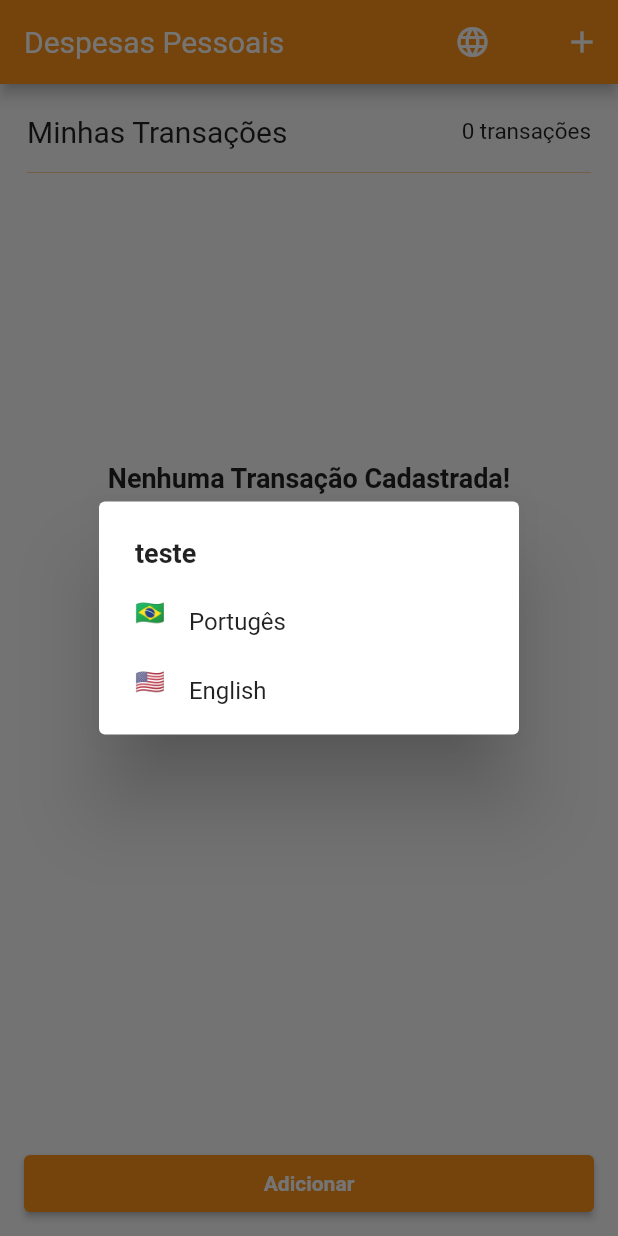
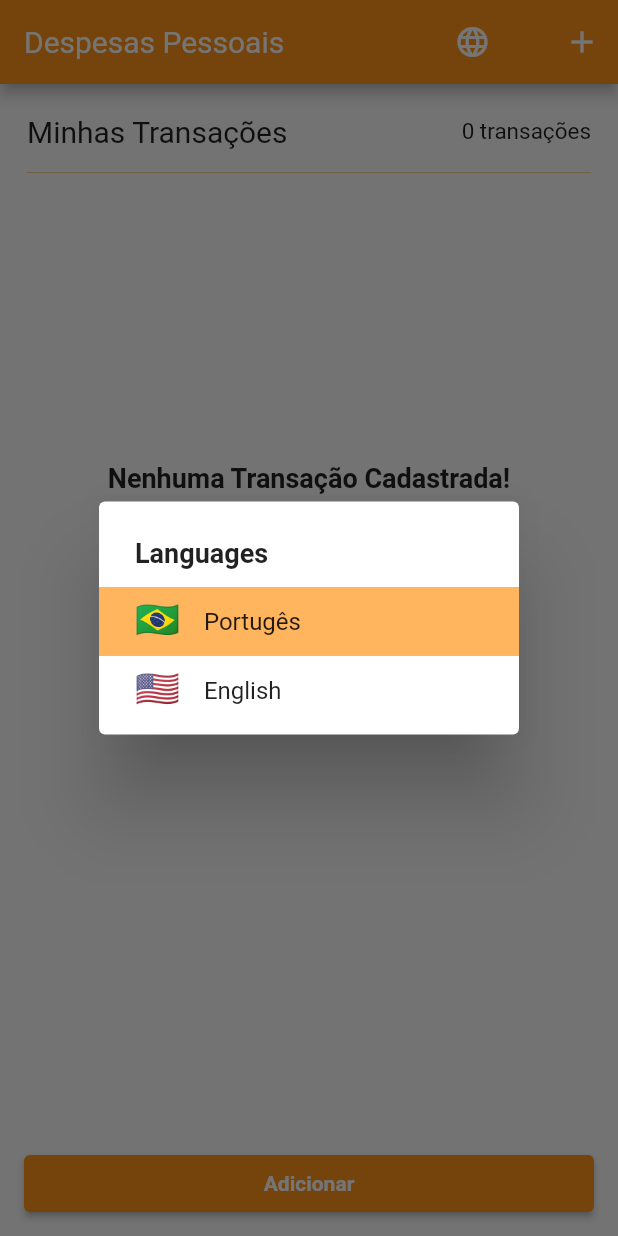
Before and after one commit to ArthurSilvaN/Expenses-App-Flutter, a Flutter app: the screen it shows after launch, after a tap on the "language" icon, on a phone screen of 412 x 824 dp. Run offline on Flutter 3.47's test engine with Material 2 defaults, Android fonts, the phone set to English and light mode, and no system bars; our stand-ins replace carousel_slider, syncfusion_flutter_charts; Roboto replaces fonts that are missing (OpenSans, Quicksand).

Commit message:
feature: selected visual language

```diff
--- a/lib/features/home/home.dart
+++ b/lib/features/home/home.dart
@@ -52,7 +52,7 @@ class HomePageState extends State<HomePage> {
       context: context,
       builder: (context) {
         return SimpleDialog(
-          title: const Text('teste'),
+          title: const Text('Languages'),
           children: [
             SizedBox(
               height: MediaQuery.of(context).size.height * 0.1,
@@ -63,14 +63,27 @@ class HomePageState extends State<HomePage> {
                   itemCount: _localeController.languagesLocale.length,
                   itemBuilder: (_, index) {
                     final language = _localeController.languagesLocale[index];
-                    return SimpleDialogItem(
-                      widget: Text(language.flag),
+                    return Container(
+                      decoration: BoxDecoration(
+                        color: language.locale == _localeController.locale.value
+                            ? Theme.of(context)
+                                .colorScheme
+                                .primary
+                                .withOpacity(0.7)
+                            : null,
+                      ),
+                      child: SimpleDialogItem(
+                        widget: Text(
+                          language.flag,
+                          style: const TextStyle(fontSize: 24),
+                        ),
                         color: language.color,
                         text: language.languageName,
                         onPressed: () {
                           _localeController.setLocale(language.locale);
                           Navigator.pop(context);
                         },
+                      ),
                     );
                   },
                 ),
@@ -147,9 +160,9 @@ class HomePageState extends State<HomePage> {
                             ElevatedButton(
                               onPressed: () =>
                                   buttonCarouselController.nextPage(
-                                      duration:
-                                          const Duration(milliseconds: 300),
-                                      curve: Curves.linear),
+                                duration: const Duration(milliseconds: 300),
+                                curve: Curves.linear,
+                              ),
                               child: const Text('→'),
                             ),
                           ],
```
Lines whose indentation alone changed are shown as unchanged.
